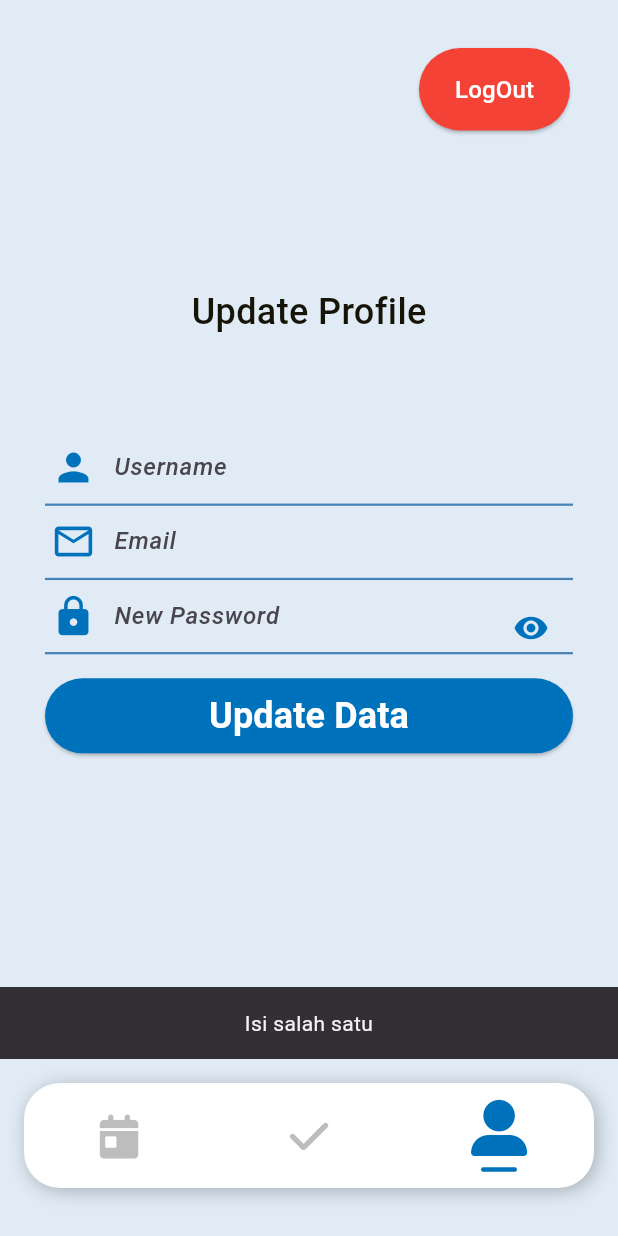
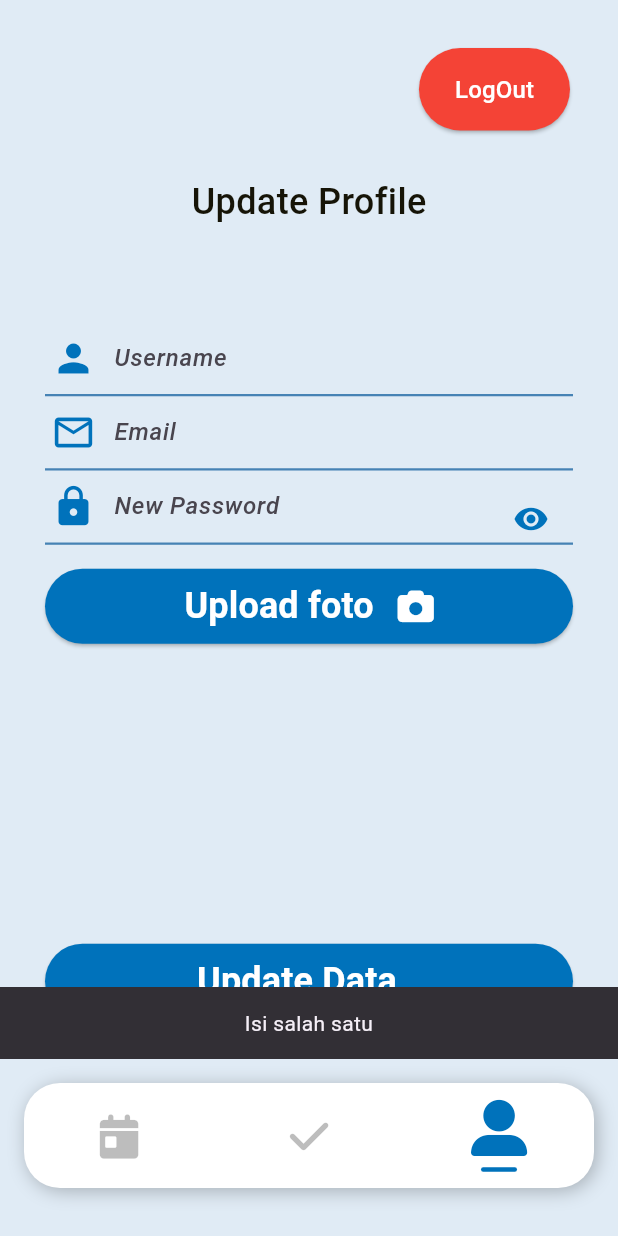
Before and after one commit to YapZanan/attendance_guru, a Flutter app: the UserDashboardScreen screen opened directly, item 3 of the bottom bar chosen, after a tap on "Update Data", on a phone screen of 412 x 824 dp. Run offline on Flutter 3.47's test engine with Material 3 defaults, Android fonts, the phone set to English and light mode, and no system bars; our stand-ins replace cloud_firestore, device_info_plus, firebase_core, firebase_database, firebase_storage, flutter_keyboard_visibility and 6 more; missing offline and left inert: firebase_app_check, month_year_picker; accounts and stored records are empty; network calls fail; Roboto replaces fonts that are missing (Montserrat); project files that could hold a hidden picture were left out.

Commit message:
add profile and update profile

```diff
--- a/lib/components/component_button.dart
+++ b/lib/components/component_button.dart
@@ -5,11 +5,13 @@ class ComponentFilledButton extends StatelessWidget {
   final VoidCallback onPressed;
   final VoidCallback? onLongPress;
   final String? textBaru;
+  final IconData? sideIcon;
 
   const ComponentFilledButton({
     required this.onPressed,
     this.onLongPress,
     this.textBaru,
+    this.sideIcon,
     Key? key,
   }) : super(key: key);
 
@@ -23,7 +25,11 @@ class ComponentFilledButton extends StatelessWidget {
         backgroundColor: AppColors.primary,
         minimumSize: const Size(double.maxFinite, 50),
       ),
-      child: Text(
+      child: Row(
+        crossAxisAlignment: CrossAxisAlignment.center,
+        mainAxisAlignment: MainAxisAlignment.center,
+        children: [
+          Text(
             textBaru ?? DefaultText.signIn,
             style: const TextStyle(
                 color: Colors.white,
@@ -33,6 +39,15 @@ class ComponentFilledButton extends StatelessWidget {
                 fontWeight: FontWeight.w600
             ),
           ),
-    );
+          SizedBox(width: Margins.lg),
+          sideIcon != null
+              ? Icon(
+            sideIcon,
+            color: Colors.white,
+            size: 24.0,
+          )
+              : SizedBox(), // Adjust the width as needed
+        ],
+    ));
   }
 }
--- a/lib/model/user_model.dart
+++ b/lib/model/user_model.dart
@@ -4,5 +4,6 @@ class UserTest{
   static String password = "";
   static String userID = "";
   static String role = "";
+  static String photoURL = "";
 
 }
--- a/lib/screens/user/user_dashboard_screen.dart
+++ b/lib/screens/user/user_dashboard_screen.dart
@@ -12,7 +12,6 @@ class UserDashboardScreen extends StatefulWidget {
   @override
   State<UserDashboardScreen> createState() => _UserDashboardScreenState();
 }
-
 
 class _UserDashboardScreenState extends State<UserDashboardScreen> {
   double screenHeight = 0;
@@ -29,6 +28,9 @@ class _UserDashboardScreenState extends State<UserDashboardScreen> {
   // GlobalKey to access the UserCalendarScreen state
   GlobalKey<UserCalendarScreenState> calendarKey = GlobalKey();
 
+  // GlobalKey to access the UserTodayScreen state
+  GlobalKey<UserTodayScreenState> todayKey = GlobalKey();
+
   @override
   Widget build(BuildContext context) {
     screenHeight = MediaQuery.of(context).size.height;
@@ -40,7 +42,7 @@ class _UserDashboardScreenState extends State<UserDashboardScreen> {
         index: currentIndex,
         children: [
           UserCalendarScreen(key: calendarKey),
-          UserTodayScreen(),
+          UserTodayScreen(key: todayKey),
           UserProfileScreen(),
         ],
       ),
--- a/lib/screens/user/user_profile_screen.dart
+++ b/lib/screens/user/user_profile_screen.dart
@@ -2,6 +2,7 @@ import 'package:attendance_guru/main.dart';
 import 'package:attendance_guru/model/user_model.dart';
 import 'package:flutter/material.dart';
 import 'package:fluttertoast/fluttertoast.dart';
+import 'package:font_awesome_flutter/font_awesome_flutter.dart';
 import 'package:shared_preferences/shared_preferences.dart';
 
 import '../../components/component_button.dart';
@@ -9,6 +10,7 @@ import '../../components/component_input_fields.dart';
 import '../../constant.dart';
 import '../../utils/navigation_utils.dart';
 import '../../utils/update_data_utils.dart';
+import '../../utils/upload_image.dart';
 
 class UserProfileScreen extends StatefulWidget {
   const UserProfileScreen({super.key});
@@ -28,6 +30,9 @@ class _UserProfileScreenState extends State<UserProfileScreen> {
   TextEditingController usernameController = TextEditingController();
   TextEditingController emailController = TextEditingController();
   TextEditingController passwordController = TextEditingController();
+  late String imageUrl;
+
+  ImageUploader imageUploader = ImageUploader();
 
   @override
   Widget build(BuildContext context) {
@@ -38,18 +43,18 @@ class _UserProfileScreenState extends State<UserProfileScreen> {
       backgroundColor: AppColors.background,
       body: Stack(
         children: [
-          // Center the Column
           Center(
+            child: SingleChildScrollView(
               child: Column(
                 mainAxisAlignment: MainAxisAlignment.center,
                 children: [
                   Container(
                     margin: EdgeInsets.only(
-                    top: screenHeight / 25,
+                      top: screenHeight / 7,
                       bottom: screenHeight / 25,
                     ),
                     child: const Text(
-                    "Update Profile", // Change the title to indicate updating
+                      "Update Profile",
                       style: TextStyle(
                         fontSize: FontSizes.xl,
                         fontFamily: 'Montserrat',
@@ -82,7 +87,7 @@ class _UserProfileScreenState extends State<UserProfileScreen> {
                         ),
                         ComponentInputField(
                           icon: Icons.lock,
-                        hintText: "New Password", // Change the hint text for password
+                          hintText: "New Password",
                           screenWidth: screenWidth,
                           obscureText: _isPasswordObscured,
                           showEyeButton: true,
@@ -95,16 +100,39 @@ class _UserProfileScreenState extends State<UserProfileScreen> {
                         ),
                         const SizedBox(height: Margins.lg),
                         ComponentFilledButton(
+                          textBaru: "Upload foto",
+                          sideIcon: FontAwesomeIcons.camera,
+                          onPressed: () async {
+                            await imageUploader.uploadImage(
+                                id: UserTest.userID,
+                                context: context);
+                            setState(() {
+                              imageUrl = imageUploader.imageUrl;
+                            });
+                          },
+                          onLongPress: () {
+                            Fluttertoast.showToast(
+                              msg: "Update Profile button",
+                              toastLength: Toast.LENGTH_SHORT,
+                              gravity: ToastGravity.BOTTOM,
+                              timeInSecForIosWeb: 1,
+                              backgroundColor: AppColors.secondary,
+                              textColor: AppColors.text,
+                              fontSize: FontSizes.md,
+                            );
+                          },
+                        ),
+                        const SizedBox(height: 200),
+                        ComponentFilledButton(
                           textBaru: "Update Data",
                           onPressed: () {
-                          // Call the UpdateUtils.updateUser function here
                             UpdateUtils.updateUser(
                               context: context,
                               usernameController: usernameController,
                               emailController: emailController,
                               passwordController: passwordController,
-                            userId: UserTest.userID, // Replace with the actual user document ID
-                            collectionName: 'Karyawan', // Replace with your collection name
+                              userId: UserTest.userID,
+                              collectionName: 'Karyawan',
                             );
                           },
                           onLongPress: () {
@@ -126,7 +154,7 @@ class _UserProfileScreenState extends State<UserProfileScreen> {
                 ],
               ),
             ),
-          // Logout Button at the Top Right Corner
+          ),
           Positioned(
             top: 32,
             right: 32,
@@ -143,17 +171,17 @@ class _UserProfileScreenState extends State<UserProfileScreen> {
                   NavigationUtils.pushReplacement(context, const MyApp());
                 },
                 style: ElevatedButton.styleFrom(
-                  backgroundColor: Colors.red, // Set the button color to red
+                  backgroundColor: Colors.red,
                   padding: const EdgeInsets.symmetric(
-                    vertical: 16, // Increase the vertical padding
-                    horizontal: 24, // Increase the horizontal padding
+                    vertical: 16,
+                    horizontal: 24,
                   ),
                 ),
                 child: const Text(
                   "LogOut",
                   style: TextStyle(
-                    color: Colors.white, // Set text color to white
-                    fontSize: FontSizes.md, // Set text size
+                    color: Colors.white,
+                    fontSize: FontSizes.md,
                   ),
                 ),
               ),
--- a/lib/screens/user/user_today_screen.dart
+++ b/lib/screens/user/user_today_screen.dart
@@ -1,7 +1,7 @@
+import 'package:attendance_guru/constant.dart';
 import 'package:attendance_guru/model/user_model.dart';
 import 'package:cloud_firestore/cloud_firestore.dart';
 import 'package:flutter/material.dart';
-import 'package:attendance_guru/constant.dart';
 import 'package:attendance_guru/utils/get_day.dart';
 import 'package:attendance_guru/utils/get_hours.dart';
 import 'package:intl/intl.dart';
@@ -14,13 +14,14 @@ import 'package:attendance_guru/components/component_time_display.dart';
 import 'package:attendance_guru/components/component_check_in_out.dart';
 
 class UserTodayScreen extends StatefulWidget {
-  const UserTodayScreen({super.key});
+  // Define a key to access the state of this widget
+  const UserTodayScreen({Key? key}) : super(key: key);
 
   @override
-  State<UserTodayScreen> createState() => _UserTodayScreenState();
+  State<UserTodayScreen> createState() => UserTodayScreenState();
 }
 
-class _UserTodayScreenState extends State<UserTodayScreen> {
+class UserTodayScreenState extends State<UserTodayScreen> {
   bool isCheckIn = true;
   bool isDisabled = false;
   bool isTime = true;
@@ -45,14 +46,12 @@ class _UserTodayScreenState extends State<UserTodayScreen> {
         print(jamMasukUser);
         isCheckIn = jamMasukUser == "--/--/--" && jamKeluarUser == "--/--/--" ? true : false;
         print(isCheckIn);
-
       });
     });
     _getUserTime("checkOut").then((value) {
       setState(() {
         jamKeluarUser = value ?? "--/--/--";
         isDisabled = jamKeluarUser == "--/--/--" ? false : true;
-
       });
     });
   }
@@ -77,17 +76,17 @@ class _UserTodayScreenState extends State<UserTodayScreen> {
     }
   }
 
-  void _getTime() async{
+  void _getTime() async {
     DocumentSnapshot snap2 = await FirebaseFirestore.instance
         .collection("Admin")
         .doc("jamKerja")
         .get();
-    try{
+    try {
       setState(() {
         jamMasuk = snap2['jamMasuk'];
         jamKeluar = snap2['jamKeluar'];
       });
-    }catch(e){
+    } catch (e) {
       setState(() {
         jamMasuk = "--/--/--";
         jamKeluar = "--/--/--";
@@ -102,6 +101,12 @@ class _UserTodayScreenState extends State<UserTodayScreen> {
       body: SingleChildScrollView(
         padding: const EdgeInsets.all(Margins.lg),
         child: Column(
+          children: [
+            Row(
+              mainAxisAlignment: MainAxisAlignment.spaceBetween,
+              crossAxisAlignment: CrossAxisAlignment.start,
+              children: [
+                Column(
                   children: [
                     Container(
                       alignment: Alignment.centerLeft,
@@ -119,13 +124,26 @@ class _UserTodayScreenState extends State<UserTodayScreen> {
                       ),
                     ),
                     const ComponentUserInfo(),
+                  ],
+                ),
+                Container(
+                  margin: const EdgeInsets.only(
+                    top: Margins.xl,
+                  ),
+                  child: CircleAvatar(
+                    radius: 30,
+                    backgroundImage: NetworkImage(UserTest.photoURL),
+                  ),
+                ),
+              ],
+            ),
             const ComponentStatusInfo(textTitle: "Jadwal Hari Ini:"),
             ComponentCheckInOut(
                 checkInTitle: "Check-In",
                 checkOutTitle: "Check-Out",
                 checkInTime: jamMasuk,
                 checkOutTime: jamKeluar),
-            const ComponentStatusInfo(textTitle: "Presensi Anda:",),
+            const ComponentStatusInfo(textTitle: "Presensi Anda:"),
             ComponentCheckInOut(
                 checkInTitle: "Check-In",
                 checkOutTitle: "Check-Out",
@@ -146,9 +164,7 @@ class _UserTodayScreenState extends State<UserTodayScreen> {
               child: ComponentTimeDisplay(timeStream: getTime.timeStream),
             ),
             Container(
-              padding: const EdgeInsets.only(
-                  top: Margins.lg
-              ),
+              padding: const EdgeInsets.only(top: Margins.lg),
               child: ComponentSlideAction(
                 slideActionKey: _slideActionKey,
                 textIn: "Geser Untuk Check-in",
@@ -158,7 +174,6 @@ class _UserTodayScreenState extends State<UserTodayScreen> {
                 onSlide: () async {
                   String jamNow = DateFormat('HH:mm:ss').format(DateTime.now());
                   if (isCheckIn && jamNow.compareTo(jamMasuk) < 0) {
-                    // Show SnackBar "Belum waktunya CheckIn"
                     ScaffoldMessenger.of(context).showSnackBar(
                       const SnackBar(
                         content: Text('Belum waktunya CheckIn', textAlign: TextAlign.center),
@@ -169,7 +184,7 @@ class _UserTodayScreenState extends State<UserTodayScreen> {
                   if (!isCheckIn && jamNow.compareTo(jamKeluar) < 0) {
                     ScaffoldMessenger.of(context).showSnackBar(
                       const SnackBar(
-                        content: Text('Belum waktunya CheckOut', textAlign: TextAlign.center,),
+                        content: Text('Belum waktunya CheckOut', textAlign: TextAlign.center),
                       ),
                     );
                     return;
@@ -191,7 +206,6 @@ class _UserTodayScreenState extends State<UserTodayScreen> {
                       isDisabled = true;
                     });
                   } catch (e) {
-                      // User hasn't checked in yet, set checkIn time
                     await userRecordRef.set({
                       'checkIn': DateFormat('HH:mm:ss').format(DateTime.now()),
                     });
@@ -210,9 +224,9 @@ class _UserTodayScreenState extends State<UserTodayScreen> {
       ),
     );
   }
+
   @override
   void dispose() {
-    // Dispose of resources when the widget is no longer needed
     getTime.dispose();
     super.dispose();
   }
--- a/pubspec.yaml
+++ b/pubspec.yaml
@@ -43,11 +43,17 @@ dependencies:
   month_year_picker: ^0.3.0+1
   flutter_launcher_icons: ^0.13.1
   crypto: ^3.0.3
+  firebase_storage: ^11.6.0
+  image_picker: ^1.0.6
+  permission_handler: ^11.1.0
+  device_info_plus: ^9.1.1
+  flutter_native_splash: ^2.3.9
 
 
   # The following adds the Cupertino Icons font to your application.
   # Use with the CupertinoIcons class for iOS style icons.
   cupertino_icons: ^1.0.2
+  firebase_app_check: ^0.2.1+8
 
 dev_dependencies:
   flutter_test:
```
Also changed, not shown: lib/main.dart (+15 -6 lines), lib/utils/auth_utils.dart (+20 -12 lines), lib/utils/registration_utils.dart (+2 -14 lines), lib/utils/upload_image.dart (added, +69 -0 lines), pubspec.lock, 1 other file. Lines whose indentation alone changed are shown as unchanged.
